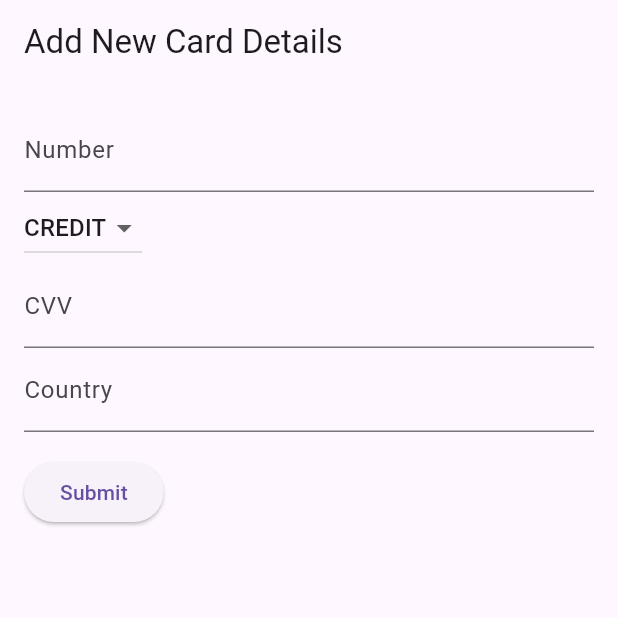
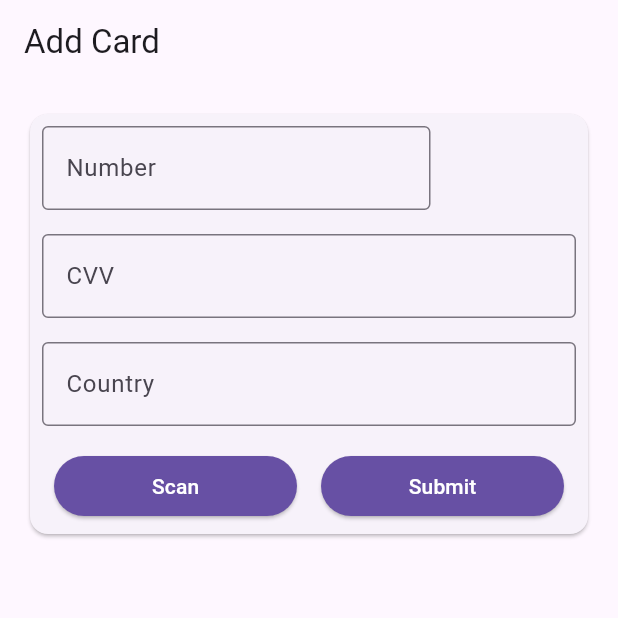
Before and after one commit to EuanScott/payment-gateway, a Flutter app: the screen it shows after launch, on a phone screen of 412 x 824 dp, the top half of it. Run offline on Flutter 3.47's test engine with Material 3 defaults, Android fonts, the phone set to English and light mode, and no system bars; our stand-ins replace flutter_redux, redux.

```diff
--- a/payment_gateway/lib/features/card_capture/card_capture.dart
+++ /dev/null
@@ -1,134 +0,0 @@
-import 'package:flutter/material.dart';
-import 'package:flutter/services.dart';
-import 'package:flutter_redux/flutter_redux.dart';
-import 'package:payment_gateway/shared/redux.dart';
-
-import 'models/card_details.dart';
-
-class CardCapturePage extends StatelessWidget {
-  const CardCapturePage({super.key});
-
-  @override
-  Widget build(BuildContext context) {
-    return Scaffold(
-      appBar: AppBar(
-        title: const Text('Add New Card Details'),
-      ),
-      body: CardDetailsForm(),
-    );
-  }
-}
-
-class CardDetailsForm extends StatefulWidget {
-  CardDetailsForm({super.key});
-
-  @override
-  State<CardDetailsForm> createState() => _CardDetailsFormState();
-}
-
-class _CardDetailsFormState extends State<CardDetailsForm> {
-  final _formKey = GlobalKey<FormState>();
-
-  CardType cardType = CardType.CREDIT;
-  CardDetails cardDetails = CardDetails('', '', '', '');
-
-  @override
-  Widget build(BuildContext context) {
-    return StoreConnector<AppState, Function(CardDetails)>(
-      converter: (store) {
-        return (cardDetails) => store.dispatch(AddCardAction(cardDetails));
-      },
-      builder: (context, callback) {
-        return Padding(
-          padding: const EdgeInsets.all(16.0),
-          child: Form(
-            key: _formKey,
-            child: Column(
-              crossAxisAlignment: CrossAxisAlignment.start,
-              children: <Widget>[
-                TextFormField(
-                  decoration: const InputDecoration(labelText: 'Number'),
-                  keyboardType: TextInputType.number,
-                  inputFormatters: <TextInputFormatter>[
-                    FilteringTextInputFormatter.allow(RegExp(r'[0-9]')),
-                  ],
-                  onChanged: (value) {
-                    setState(() {
-                      cardDetails.number = value;
-                    });
-                  },
-                  validator: (value) {
-                    if (value == null || value.isEmpty) {
-                      return 'Please enter your card number';
-                    }
-                    return null;
-                  },
-                ),
-                // TODO: Style this nicely :P
-                DropdownButton<CardType>(
-                  value: cardType,
-                  items: CardType.values.map((CardType cardType) {
-                    return DropdownMenuItem<CardType>(
-                      value: cardType,
-                      child: Text(cardType.toString().split('.').last),
-                    );
-                  }).toList(),
-                  onChanged: (CardType? selectedCardType) {
-                    setState(() {
-                      cardType = selectedCardType!;
-                    });
-                    cardDetails.type = selectedCardType.toString();
-                  },
-                ),
-                TextFormField(
-                  decoration: const InputDecoration(labelText: 'CVV'),
-                  keyboardType: TextInputType.number,
-                  inputFormatters: <TextInputFormatter>[
-                    FilteringTextInputFormatter.allow(RegExp(r'[0-9]')),
-                  ],
-                  onChanged: (value) {
-                    setState(() {
-                      cardDetails.cvv = value;
-                    });
-                  },
-                  validator: (value) {
-                    if (value!.isEmpty) {
-                      return 'Please enter your card cvv';
-                    }
-                    return null;
-                  },
-                ),
-                TextFormField(
-                  decoration: const InputDecoration(labelText: 'Country'),
-                  onChanged: (value) {
-                    setState(() {
-                      cardDetails.country = value;
-                    });
-                  },
-                  inputFormatters: <TextInputFormatter>[
-                    FilteringTextInputFormatter.allow(RegExp(r'[A-Za-z]')),
-                  ],
-                  validator: (value) {
-                    if (value!.isEmpty) {
-                      return 'Please enter your country of issue';
-                    }
-                    return null;
-                  },
-                ),
-                const SizedBox(height: 16.0),
-                ElevatedButton(
-                  onPressed: () {
-                    if (_formKey.currentState!.validate()) {
-                      callback(cardDetails);
-                    }
-                  },
-                  child: const Text('Submit'),
-                ),
-              ],
-            ),
-          ),
-        );
-      },
-    );
-  }
-}
--- a/payment_gateway/lib/features/card_capture/models/card_details.dart
+++ b/payment_gateway/lib/features/card_capture/models/card_details.dart
@@ -11,13 +11,19 @@ class CardDetails {
     this.country,
   );
 
-  @override
-  String toString() {
-    return 'CardDetails -> {number: $number, type: $type, cvv: $cvv, country: $country}';
-  }
+  // @override
+  // String toString() {
+  //   return 'CardDetails -> {number: $number, type: $type, cvv: $cvv, country: $country}';
+  // }
 }
 
-enum CardType {
-  CREDIT,
-  DEBIT
-}
+// enum CardType {
+//   Master,
+//   Visa,
+//   Verve,
+//   Discover,
+//   AmericanExpress,
+//   DinersClub,
+//   Jcb,
+//   Other,
+// }
--- /dev/null
+++ b/payment_gateway/lib/features/card_capture/ui/card_capture.dart
@@ -0,0 +1,193 @@
+import 'package:flutter/material.dart';
+import 'package:flutter/services.dart';
+import 'package:flutter_redux/flutter_redux.dart';
+import 'package:payment_gateway/shared/redux.dart';
+
+import '../models/card_details.dart';
+import '../utils/card_util.dart';
+
+class CardCapturePage extends StatelessWidget {
+  const CardCapturePage({Key? key});
+
+  @override
+  Widget build(BuildContext context) {
+    return Scaffold(
+      appBar: AppBar(
+        title: const Text('Add Card'),
+      ),
+      body: CardDetailsForm(),
+    );
+  }
+}
+
+class CardDetailsForm extends StatefulWidget {
+  CardDetailsForm({Key? key});
+
+  @override
+  State<CardDetailsForm> createState() => _CardDetailsFormState();
+}
+
+class _CardDetailsFormState extends State<CardDetailsForm> {
+  final _formKey = GlobalKey<FormState>();
+
+  CardDetails cardDetails = CardDetails('', '', '', '');
+
+  String _getCardTypeFrmNumber(String cardNumber) {
+    String input = CardUtils.getCleanedNumber(cardNumber);
+    String cardType = CardUtils.getCardTypeFrmNumber(input);
+    return cardType;
+  }
+
+  void _scanCard() {
+    print("Scanning Card");
+  }
+
+  @override
+  Widget build(BuildContext context) {
+    return StoreConnector<AppState, Function(CardDetails)>(
+      converter: (store) {
+        return (cardDetails) => store.dispatch(AddCardAction(cardDetails));
+      },
+      builder: (context, callback) {
+        return SingleChildScrollView(
+          child: Padding(
+            padding: const EdgeInsets.all(16.0),
+            child: Card(
+              child: Padding(
+                padding: const EdgeInsets.all(8.0),
+                child: Form(
+                  key: _formKey,
+                  child: Column(
+                    crossAxisAlignment: CrossAxisAlignment.start,
+                    children: [
+                      Row(
+                        children: [
+                          Expanded(
+                            flex: 3,
+                            child: Container(
+                              margin: const EdgeInsets.only(right: 8.0),
+                              // Add margin here
+                              child: TextFormField(
+                                decoration: const InputDecoration(
+                                  labelText: 'Number',
+                                  border: OutlineInputBorder(),
+                                ),
+                                keyboardType: TextInputType.number,
+                                inputFormatters: <TextInputFormatter>[
+                                  FilteringTextInputFormatter.allow(
+                                      RegExp(r'[0-9]')),
+                                ],
+                                onChanged: (value) {
+                                  setState(() {
+                                    cardDetails.type =
+                                        _getCardTypeFrmNumber(value);
+                                    cardDetails.number = value;
+                                  });
+                                },
+                                validator: (value) {
+                                  if (value == null || value.isEmpty) {
+                                    return 'Please enter your card number';
+                                  }
+                                  return null;
+                                },
+                              ),
+                            ),
+                          ),
+                          Expanded(
+                            flex: 1,
+                            child: Container(
+                              margin: const EdgeInsets.only(left: 8.0),
+                              child: Text(
+                                cardDetails.type.toString(),
+                              ),
+                            ),
+                          ),
+                        ],
+                      ),
+                      const SizedBox(height: 16.0),
+                      TextFormField(
+                        decoration: const InputDecoration(
+                          labelText: 'CVV',
+                          border: OutlineInputBorder(),
+                        ),
+                        keyboardType: TextInputType.number,
+                        inputFormatters: <TextInputFormatter>[
+                          FilteringTextInputFormatter.allow(RegExp(r'[0-9]')),
+                        ],
+                        onChanged: (value) {
+                          setState(() {
+                            cardDetails.cvv = value;
+                          });
+                        },
+                        validator: (value) {
+                          if (value!.isEmpty) {
+                            return 'Please enter your card cvv';
+                          }
+                          return null;
+                        },
+                      ),
+                      const SizedBox(height: 16.0),
+                      TextFormField(
+                        decoration: const InputDecoration(
+                          labelText: 'Country',
+                          border: OutlineInputBorder(),
+                        ),
+                        onChanged: (value) {
+                          setState(() {
+                            cardDetails.country = value;
+                          });
+                        },
+                        inputFormatters: <TextInputFormatter>[
+                          FilteringTextInputFormatter.allow(
+                              RegExp(r'[A-Za-z]')),
+                        ],
+                        validator: (value) {
+                          if (value!.isEmpty) {
+                            return 'Please enter your country of issue';
+                          }
+                          return null;
+                        },
+                      ),
+                      const SizedBox(height: 16.0),
+                      Row(
+                        children: [
+                          Expanded(
+                            child: Padding(
+                              padding:
+                                  const EdgeInsets.symmetric(horizontal: 8.0),
+                              child: ElevatedButton(
+                                onPressed: () {
+                                  _scanCard();
+                                },
+                                child: const Text('Scan'),
+                              ),
+                            ),
+                          ),
+                          Expanded(
+                            child: Padding(
+                              padding:
+                                  const EdgeInsets.symmetric(horizontal: 8.0),
+                              child: ElevatedButton(
+                                onPressed: () {
+                                  if (_formKey.currentState!.validate()) {
+                                    // TODO: Check that the card is not on the blocked list of countries
+                                    callback(cardDetails);
+                                  }
+                                },
+                                child: const Text('Submit'),
+                              ),
+                            ),
+                          ),
+                        ],
+                      ),
+                    ],
+                  ),
+                ),
+              ),
+            ),
+          ),
+        );
+      },
+    );
+  }
+}
--- a/payment_gateway/lib/main.dart
+++ b/payment_gateway/lib/main.dart
@@ -2,9 +2,9 @@ import 'package:flutter/material.dart';
 import 'package:flutter_redux/flutter_redux.dart';
 import 'package:redux/redux.dart';
 
-import './features/card_capture/card_capture.dart';
-import './features/card_history/card_history.dart';
-import './features/country_listing/country_listing.dart';
+import 'features/card_capture/ui/card_capture.dart';
+import 'features/card_capture/ui/card_history.dart';
+import 'features/card_capture/ui/country_listing.dart';
 import 'shared/redux.dart';
 
 void main() {
@@ -21,6 +21,16 @@ class MyApp extends StatelessWidget {
     return StoreProvider(
         store: store,
         child: MaterialApp(
+          // TODO: See about adding a more detailed theming here
+          theme: ThemeData(
+            elevatedButtonTheme: ElevatedButtonThemeData(
+              style: ButtonStyle(
+                backgroundColor: MaterialStateProperty.all<Color>(
+                    Theme.of(context).primaryColor),
+                foregroundColor: MaterialStateProperty.all<Color>(Colors.white),
+              ),
+            ),
+          ),
           title: 'Flutter Card App',
           initialRoute: '/',
           routes: {
```
Also changed, not shown: payment_gateway/lib/features/card_capture/ui/card_history.dart (added, +47 -0 lines), payment_gateway/lib/features/card_capture/ui/country_listing.dart (added, +85 -0 lines), payment_gateway/lib/features/card_capture/utils/card_util.dart (added, +33 -0 lines), payment_gateway/lib/features/card_capture/utils/country_util.dart (added, +30 -0 lines), payment_gateway/lib/features/card_history/card_history.dart (deleted, +0 -17 lines), payment_gateway/lib/features/country_listing/country_listing.dart (deleted, +0 -17 lines), 1 other file.
